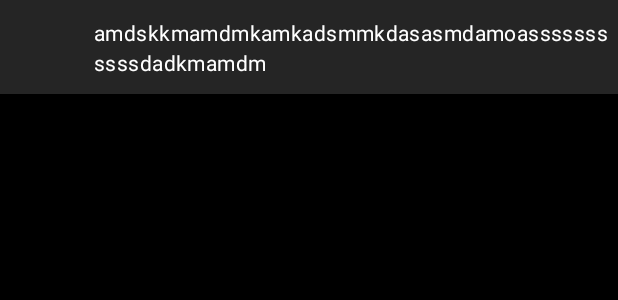
After one commit to MIKE432/Manta-andorid, an Android app: the layout gallery_slider.xml on its own in the app's theme, with its tools: preview values and no code run, on a phone screen of 412 x 824 dp. The commit adds this screen. Shown: the top 300 px of the screen. Run offline under Robolectric (Android 15) with nearby library versions, the phone set to English and light mode, and no system bars.

Commit message:
added gallery

```diff
--- a/app/src/main/java/com/apusart/manta/api/calls/MantaEndpoints.kt
+++ b/app/src/main/java/com/apusart/manta/api/calls/MantaEndpoints.kt
@@ -41,4 +41,6 @@ interface MantaEndpoints {
     @GET("meets/{id}/photos")
     suspend fun getPhotosByMeetId(@Path("id") id: Int): MeetPhotosResponse
 
+    @GET("meets/{id}")
+    suspend fun getMeetById(@Path("id") id: Int): MeetDetailsResponse
 }
--- a/app/src/main/java/com/apusart/manta/api/models/ApiModels.kt
+++ b/app/src/main/java/com/apusart/manta/api/models/ApiModels.kt
@@ -149,8 +149,8 @@ class Meet(
 )
 
 class MedalStat(
-    val mt_grade: String,
-    val mt_grade_abbr: String,
+    val mg_name: String,
+    val mg_abbr: String,
     val stats: List<MedalDetails>?
 )
 class MedalDetails(
--- a/app/src/main/java/com/apusart/manta/api/serivces/MeetService.kt
+++ b/app/src/main/java/com/apusart/manta/api/serivces/MeetService.kt
@@ -48,4 +48,9 @@ class MeetService {
         val result = endpoints.getPhotosByMeetId(id)
         return result.photos
     }
+
+    suspend fun getMeetById(id: Int): Meet {
+        val result = endpoints.getMeetById(id)
+        return result.meet
+    }
 }
--- a/app/src/main/java/com/apusart/manta/ui/MedalStatsViewModel.kt
+++ b/app/src/main/java/com/apusart/manta/ui/MedalStatsViewModel.kt
@@ -21,7 +21,7 @@ class MedalStatsViewModel: ViewModel() {
         viewModelScope.launch {
             try {
                 val result = mAthletesService.getMedalStatsByAthleteId(id, grade)
-                val allMedals = result.filter { it.mt_grade_abbr == "ALL" }.takeIf { it.isNotEmpty() }
+                val allMedals = result.filter { it.mg_abbr == "ALL" }.takeIf { it.isNotEmpty() }
                     ?.get(0)
                 val gold = allMedals?.stats?.firstOrNull { stat -> stat.res_place == 1 }?.res_count ?: 0
                 val silver = allMedals?.stats?.firstOrNull { stat -> stat.res_place == 2 }?.res_count ?: 0
@@ -48,7 +48,7 @@ class MedalStatsViewModel: ViewModel() {
                             val gold = medalStat.stats.firstOrNull { stat -> stat.res_place == 1 }?.res_count ?: 0
                             val silver = medalStat.stats.firstOrNull { stat -> stat.res_place == 2 }?.res_count ?: 0
                             val bronze = medalStat.stats.firstOrNull { stat -> stat.res_place == 3 }?.res_count ?: 0
-                            result.add(Stats(gold, silver, bronze, null, medalStat.mt_grade))
+                            result.add(Stats(gold, silver, bronze, null, medalStat.mg_name))
                         }
 
                     }
--- a/app/src/main/java/com/apusart/manta/ui/tools/MultipleButton.kt
+++ b/app/src/main/java/com/apusart/manta/ui/tools/MultipleButton.kt
@@ -176,7 +176,10 @@ class MultipleButton(context: Context, attributeSet: AttributeSet): ConstraintLa
     }
 
     fun setButtonOnClickListener(index: Int, onClickListener: ((View) -> Unit)?) {
-        mChildButtons.takeIf { index < it.size }?.get(index)?.setOnClickListener(onClickListener) ?: throw Exception("index > it.size")
+        val child = mChildButtons.takeIf { index < it.size }?.get(index)
+        if(child?.hasOnClickListeners() != null) {
+            child.setOnClickListener(onClickListener) ?: throw Exception("index > it.size")
+        }
     }
 
 
--- a/app/src/main/res/layout/gallery_fragment.xml
+++ b/app/src/main/res/layout/gallery_fragment.xml
@@ -2,12 +2,14 @@
 <androidx.constraintlayout.widget.ConstraintLayout xmlns:android="http://schemas.android.com/apk/res/android"
     android:layout_width="match_parent"
     android:layout_height="match_parent"
-    xmlns:app="http://schemas.android.com/apk/res-auto">
+    xmlns:app="http://schemas.android.com/apk/res-auto"
+    android:background="@color/cool_grey">
     <androidx.recyclerview.widget.RecyclerView
         android:id="@+id/gallery_fragment_gallery"
         app:layout_constraintStart_toStartOf="parent"
         app:layout_constraintEnd_toEndOf="parent"
         android:layout_width="wrap_content"
         android:layout_height="match_parent"
-        app:layoutManager="androidx.recyclerview.widget.GridLayoutManager"/>
+        app:layoutManager="androidx.recyclerview.widget.GridLayoutManager"
+        android:background="@color/cool_grey"/>
 </androidx.constraintlayout.widget.ConstraintLayout>
--- /dev/null
+++ b/app/src/main/res/layout/gallery_slider.xml
@@ -0,0 +1,43 @@
+<?xml version="1.0" encoding="utf-8"?>
+<androidx.constraintlayout.widget.ConstraintLayout android:layout_width="match_parent"
+    android:layout_height="match_parent"
+    xmlns:android="http://schemas.android.com/apk/res/android"
+    xmlns:app="http://schemas.android.com/apk/res-auto"
+    xmlns:tools="http://schemas.android.com/tools">
+
+    <com.apusart.manta.ui.tools.ViewPagerExtension
+        android:id="@+id/gallery_slider"
+        android:layout_width="match_parent"
+        android:layout_height="match_parent"
+        android:background="@color/black">
+
+    </com.apusart.manta.ui.tools.ViewPagerExtension>
+    <androidx.constraintlayout.widget.ConstraintLayout
+        app:layout_constraintTop_toTopOf="parent"
+        android:layout_width="match_parent"
+        android:layout_height="wrap_content"
+        android:background="@color/grayTransparent">
+        <ImageView
+            android:id="@+id/gallery_slider_back_arrow"
+            app:layout_constraintTop_toTopOf="parent"
+            app:layout_constraintStart_toStartOf="parent"
+            app:layout_constraintBottom_toBottomOf="parent"
+            app:layout_constraintEnd_toStartOf="@id/gallery_slider_meet_name"
+            android:layout_margin="15dp"
+            android:layout_width="32dp"
+            android:layout_height="32dp"
+            />
+        <TextView
+            android:id="@+id/gallery_slider_meet_name"
+            app:layout_constraintTop_toTopOf="parent"
+            app:layout_constraintEnd_toEndOf="parent"
+            app:layout_constraintBottom_toBottomOf="parent"
+            app:layout_constraintStart_toEndOf="@id/gallery_slider_back_arrow"
+            android:layout_width="0dp"
+            android:layout_height="wrap_content"
+            app:layout_constraintHorizontal_bias="1"
+            tools:text="amdskkmamdmkamkadsmmkdasasmdamoasssssssssssdadkmamdm"
+            style="@style/Roboto14Pt"
+            android:textColor="@color/white"/>
+    </androidx.constraintlayout.widget.ConstraintLayout>
+</androidx.constraintlayout.widget.ConstraintLayout>
--- a/app/src/main/res/layout/mini_photo_item.xml
+++ b/app/src/main/res/layout/mini_photo_item.xml
@@ -11,7 +11,7 @@
         app:layout_constraintStart_toStartOf="parent"
         app:layout_constraintEnd_toEndOf="parent"
         app:layout_constraintBottom_toBottomOf="parent"
-        android:layout_width="128dp"
-        android:layout_height="128dp"
+        android:layout_width="64dp"
+        android:layout_height="64dp"
         />
 </androidx.constraintlayout.widget.ConstraintLayout>
```
Also changed, not shown: app/src/main/java/com/apusart/manta/navigation/Model.kt (+9 -0 lines), app/src/main/java/com/apusart/manta/ui/tools/ViewPagerExtension.kt (added, +29 -0 lines), app/src/main/java/com/apusart/manta/ui/user_module/dashboard/DashBoardFragment.kt (+39 -17 lines), app/src/main/java/com/apusart/manta/ui/user_module/dashboard/DashboardViewModel.kt (+12 -5 lines), app/src/main/java/com/apusart/manta/ui/user_module/gallery/GalleryFragment.kt (+36 -1 lines), app/src/main/java/com/apusart/manta/ui/user_module/gallery/GalleryUtils.kt (+19 -3 lines), app/src/main/java/com/apusart/manta/ui/user_module/gallery/GalleryViewModel.kt (+12 -0 lines), app/src/main/java/com/apusart/manta/ui/user_module/gallery/SliderUtils.kt (added, +33 -0 lines), app/src/main/res/layout/gallery_slider_item.xml (added, +9 -0 lines), app/src/main/res/navigation/logged_athlete_nav_graph.xml (+17 -0 lines), app/src/main/res/drawable/back_arrow_icon32.png (added).
